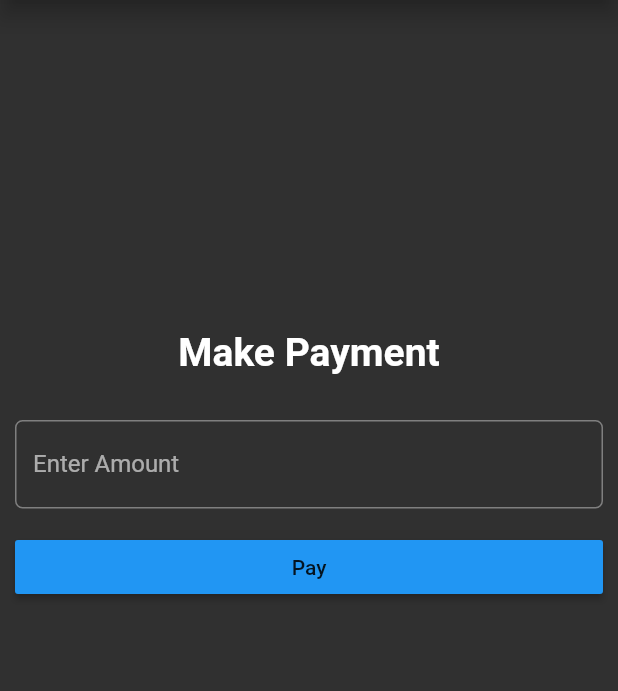
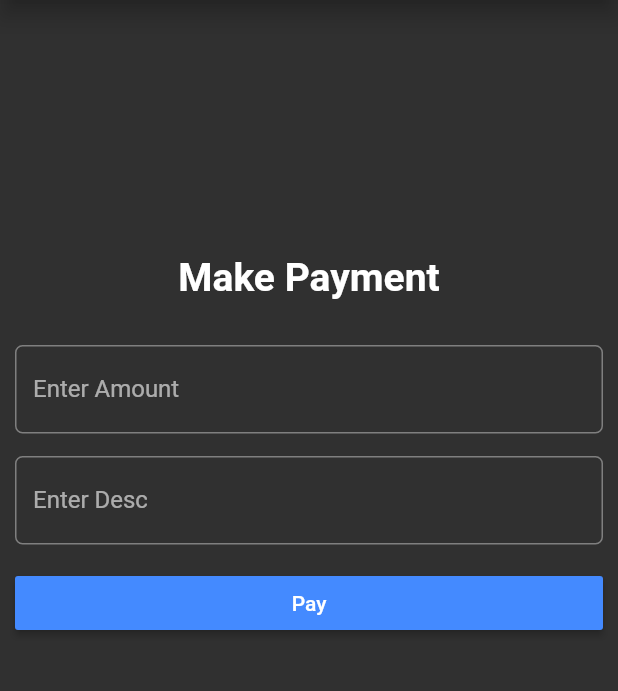
Before and after one commit to Kartik-21/payment_gateway, a Flutter app: the screen it shows after launch, on a phone screen of 412 x 824 dp, the part 84-775 px from its top. Run offline on Flutter 3.47's test engine with Material 2 defaults, Android fonts, the phone set to English and light mode, and no system bars; our stand-ins replace fluttertoast; missing offline and left inert: razorpay_flutter.

```diff
--- a/lib/main.dart
+++ b/lib/main.dart
@@ -1,8 +1,5 @@
-import 'package:flutter/cupertino.dart';
 import 'package:flutter/material.dart';
-import 'package:fluttertoast/fluttertoast.dart';
-import 'package:razorpay_flutter/razorpay_flutter.dart';
-import 'package:flutter/services.dart';
+import 'package:payment_gateway/screens/HomeScreen.dart';
 
 void main() {
   runApp(MyApp());
@@ -16,11 +13,8 @@ class MyApp extends StatefulWidget {
 }
 
 class _MyAppState extends State<MyApp> {
-
   @override
   Widget build(BuildContext context) {
-    TextStyle textStyle = Theme.of(context).textTheme.button;
-    int total;
     return MaterialApp(
         initialRoute: '/',
         debugShowCheckedModeBanner: true,
@@ -29,68 +23,6 @@ class _MyAppState extends State<MyApp> {
             primaryColor: Colors.blue,
             accentColor: Colors.blueAccent,
             brightness: Brightness.dark),
-      home: Scaffold(
-        appBar: AppBar(
-          title: Text("Payment Gateway"),
-          centerTitle: true,
-          elevation: 6.0,
-        ),
-        body: Container(
-          child: Padding(
-            padding: EdgeInsets.all(10.0),
-            child: ListView(
-              children: <Widget>[
-                SizedBox(
-                  height: 200.0,
-                ),
-                Padding(
-                    padding: EdgeInsets.all(10.0),
-                    child: Center(
-                      child: Text(
-                        "Make Payment",
-                        style: TextStyle(
-                          fontWeight: FontWeight.w600,
-                          fontSize: 26.0,
-                          // color: Theme.of(context).primaryColorDark
-                        ),
-                      ),
-                    )),
-                SizedBox(
-                  height: 20.0,
-                ),
-                TextField(
-                  decoration: InputDecoration(
-                      labelText: "Enter Amount",
-                      border: OutlineInputBorder(
-                        borderRadius: BorderRadius.circular(5.0),
-                      )),
-                  // style: textStyle,
-                  keyboardType: TextInputType.number,
-                  onChanged: (value) {
-                    setState(() {
-                      total = num.parse(value);
-                    });
-                  },
-                ),
-                SizedBox(
-                  height: 15.0,
-                ),
-                RaisedButton(
-                  child: Text(
-                    "Pay",
-                    style: textStyle,
-                  ),
-                  color: Theme.of(context).accentColor,
-                  textColor: Theme.of(context).primaryColorDark,
-                  onPressed: () {
-                    Fluttertoast.showToast(msg: "ok " + total.toString());
-                  },
-                )
-              ],
-            ),
-          ),
-        ),
-      ),
-    );
+        home: HomeScreen());
   }
 }
--- /dev/null
+++ b/lib/screens/HomeScreen.dart
@@ -0,0 +1,149 @@
+import 'package:flutter/cupertino.dart';
+import 'package:flutter/material.dart';
+import 'package:fluttertoast/fluttertoast.dart';
+import 'package:razorpay_flutter/razorpay_flutter.dart';
+import 'package:flutter/services.dart';
+
+class HomeScreen extends StatefulWidget {
+  @override
+  State<StatefulWidget> createState() {
+    return _HomeScreenState();
+  }
+}
+
+class _HomeScreenState extends State<HomeScreen> {
+  int total = 0;
+  Razorpay _razorpay;
+  var desc = "";
+
+  @override
+  void initState() {
+    super.initState();
+    _razorpay = Razorpay();
+    _razorpay.on(Razorpay.EVENT_PAYMENT_SUCCESS, _handlerPaymentSuccess);
+    _razorpay.on(Razorpay.EVENT_PAYMENT_ERROR, _handlerPaymentError);
+    _razorpay.on(Razorpay.EVENT_EXTERNAL_WALLET, _handlerExternalWallet);
+  }
+
+  void openCheckout() async {
+    var option = {
+      'key': 'rzp_test_kL7iogucseOSgl',
+      'amount': total * 100,
+      'name': 'Kartikinfotech',
+      'description': desc,
+      'prefill': {'contact': '', 'email': ''},
+      'external': {
+        'wallets': ['']
+      }
+    };
+    try {
+      _razorpay.open(option);
+    } catch (e) {
+      debugPrint(e);
+    }
+  }
+
+  void _handlerPaymentSuccess(PaymentSuccessResponse response) {
+    Fluttertoast.showToast(msg: "SUCCESS: " + response.paymentId);
+  }
+
+  void _handlerPaymentError(PaymentFailureResponse response) {
+    Fluttertoast.showToast(
+        msg: "ERROR: " + response.code.toString() + " - " + response.message);
+  }
+
+  void _handlerExternalWallet(ExternalWalletResponse response) {
+    Fluttertoast.showToast(msg: "EX WALLET: " + response.walletName);
+  }
+
+  @override
+  Widget build(BuildContext context) {
+    TextStyle textStyle = Theme.of(context).textTheme.button;
+    return Scaffold(
+      appBar: AppBar(
+        title: Text("Payment Gateway"),
+        centerTitle: true,
+        elevation: 6.0,
+      ),
+      body: Container(
+        child: Padding(
+          padding: EdgeInsets.all(10.0),
+          child: ListView(
+            children: <Widget>[
+              SizedBox(
+                height: 150.0,
+              ),
+              Padding(
+                  padding: EdgeInsets.all(10.0),
+                  child: Center(
+                    child: Text(
+                      "Make Payment",
+                      style: TextStyle(
+                        fontWeight: FontWeight.w600,
+                        fontSize: 26.0,
+                        // color: Theme.of(context).primaryColorDark
+                      ),
+                    ),
+                  )),
+              SizedBox(
+                height: 20.0,
+              ),
+              TextField(
+                decoration: InputDecoration(
+                    labelText: "Enter Amount",
+                    border: OutlineInputBorder(
+                      borderRadius: BorderRadius.circular(5.0),
+                    )),
+                // style: textStyle,
+                keyboardType: TextInputType.number,
+                onChanged: (value) {
+                  setState(() {
+                    total = num.parse(value);
+                  });
+                },
+              ),
+              SizedBox(
+                height: 15.0,
+              ),
+              TextField(
+                decoration: InputDecoration(
+                    labelText: "Enter Desc",
+                    border: OutlineInputBorder(
+                      borderRadius: BorderRadius.circular(5.0),
+                    )),
+                // style: textStyle,
+                keyboardType: TextInputType.text,
+                onChanged: (value) {
+                  setState(() {
+                    this.desc = value;
+                  });
+                },
+              ),
+              SizedBox(
+                height: 15.0,
+              ),
+              RaisedButton(
+                child: Text(
+                  "Pay",
+                  style: textStyle,
+                ),
+                color: Theme.of(context).accentColor,
+                textColor: Theme.of(context).primaryColorDark,
+                onPressed: () {
+                  // Fluttertoast.showToast(msg: "ok " + total.toString());
+                  openCheckout();
+                },
+              )
+            ],
+          ),
+        ),
+      ),
+    );
+  }
+
+  @override
+  void dispose() {
+    super.dispose();
+    _razorpay.clear();
+  }
+}
```
Lines whose indentation alone changed are shown as unchanged.
